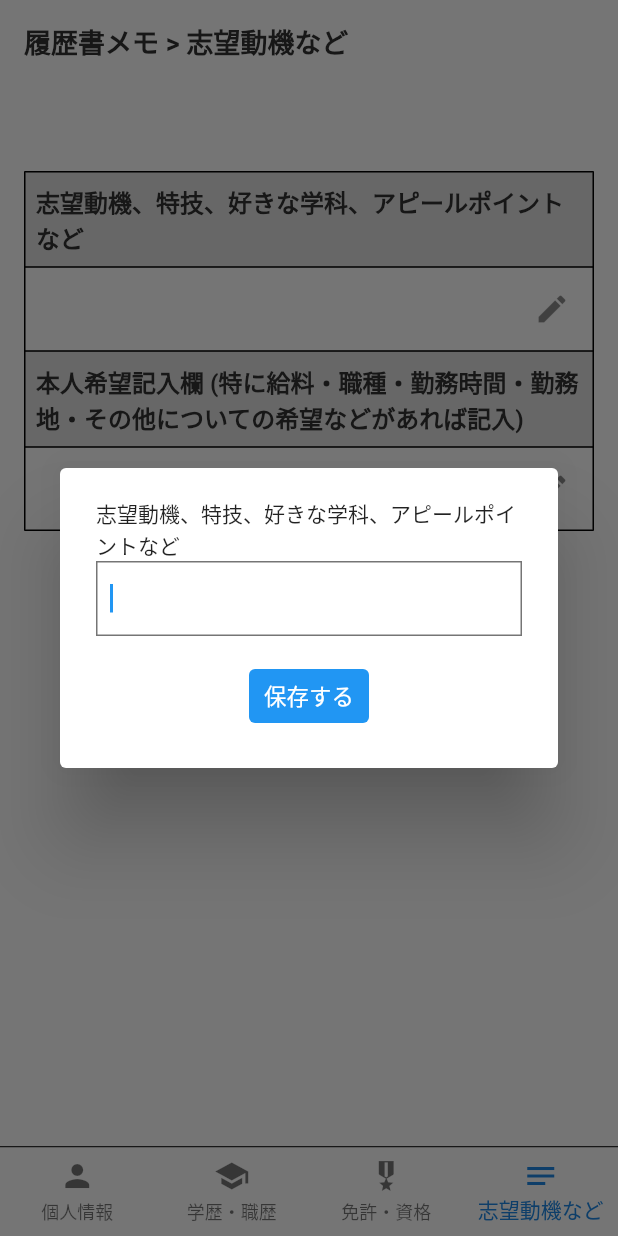
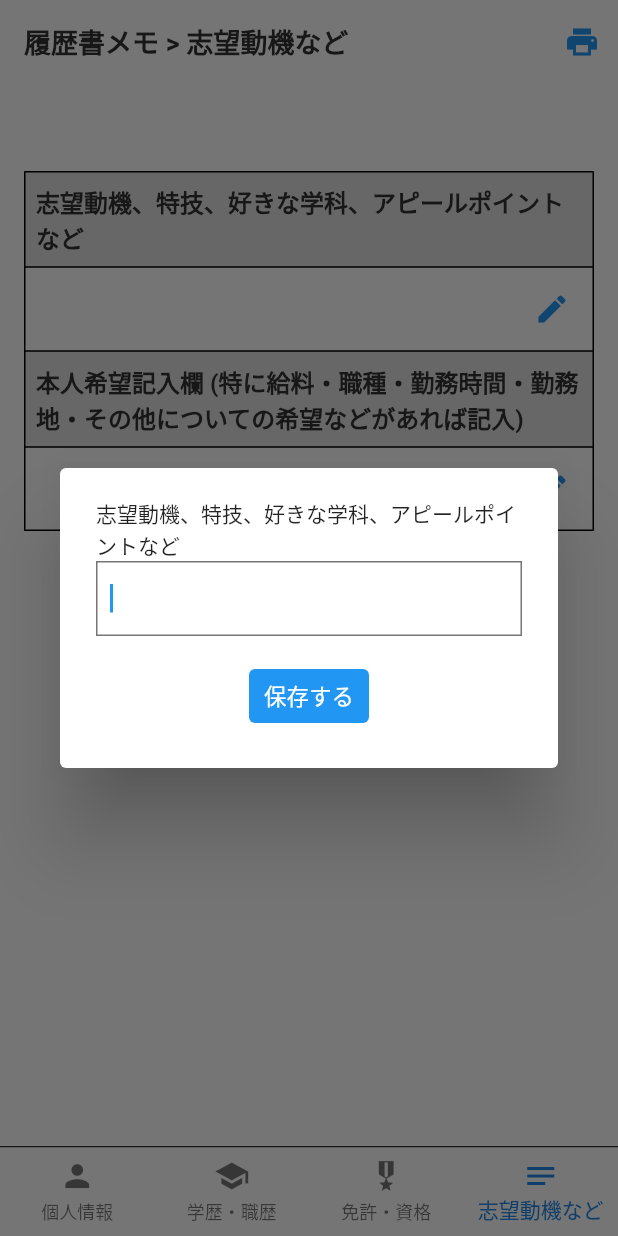
Before and after one commit to agora-creation/resume_memo_app, a Flutter app: the screen it shows after launch, item 4 of the bottom bar chosen, after a tap on the "edit" icon, on a phone screen of 412 x 824 dp. Run offline on Flutter 3.47's test engine with Material 2 defaults, Android fonts, the phone set to English and light mode, and no system bars; drawn by our look-alikes of google_mobile_ads; our stand-ins replace data_table_2, flutter_datetime_picker, image_picker, shared_preferences, sqflite; missing offline and left inert: age_calculator, app_tracking_transparency, syncfusion_flutter_pdf; accounts and stored records are empty; network calls fail; Roboto replaces fonts that are missing (SourceHanSerif-Bold, SourceHanSerif-Regular).

Commit message:
20230313 commit

```diff
--- a/lib/screens/motivation.dart
+++ b/lib/screens/motivation.dart
@@ -38,7 +38,7 @@
               children: [
                 ListTile(
                   title: Text('${motivationData?['memo'] ?? ''}'),
-                  trailing: const Icon(Icons.edit),
+                  trailing: const Icon(Icons.edit, color: Colors.blue),
                   onTap: () {
                     showDialog(
                       context: context,
@@ -57,7 +57,7 @@
               children: [
                 ListTile(
                   title: Text('${motivationData?['memo2'] ?? ''}'),
-                  trailing: const Icon(Icons.edit),
+                  trailing: const Icon(Icons.edit, color: Colors.blue),
                   onTap: () {
                     showDialog(
                       context: context,
--- a/lib/screens/user.dart
+++ b/lib/screens/user.dart
@@ -75,7 +75,7 @@
               children: [
                 ListTile(
                   title: Text('${userData?['nameRuby'] ?? ''}'),
-                  trailing: const Icon(Icons.edit),
+                  trailing: const Icon(Icons.edit, color: Colors.blue),
                   onTap: () {
                     showDialog(
                       context: context,
@@ -94,7 +94,7 @@
               children: [
                 ListTile(
                   title: Text('${userData?['name'] ?? ''}'),
-                  trailing: const Icon(Icons.edit),
+                  trailing: const Icon(Icons.edit, color: Colors.blue),
                   onTap: () {
                     showDialog(
                       context: context,
@@ -115,7 +115,7 @@
                   title: Text(
                     '$birth　(満$age歳)',
                   ),
-                  trailing: const Icon(Icons.edit),
+                  trailing: const Icon(Icons.edit, color: Colors.blue),
                   onTap: () async {
                     await DatePicker.showDatePicker(
                       context,
@@ -143,7 +143,7 @@
               children: [
                 ListTile(
                   title: Text('${userData?['gender'] ?? ''}'),
-                  trailing: const Icon(Icons.edit),
+                  trailing: const Icon(Icons.edit, color: Colors.blue),
                   onTap: () {
                     showDialog(
                       context: context,
@@ -168,7 +168,7 @@
                       Text('${userData?['address'] ?? ''}'),
                     ],
                   ),
-                  trailing: const Icon(Icons.edit),
+                  trailing: const Icon(Icons.edit, color: Colors.blue),
                   onTap: () {
                     showDialog(
                       context: context,
@@ -194,7 +194,7 @@
                       Text('${userData?['address2'] ?? ''}'),
                     ],
                   ),
-                  trailing: const Icon(Icons.edit),
+                  trailing: const Icon(Icons.edit, color: Colors.blue),
                   onTap: () {
                     showDialog(
                       context: context,
@@ -214,7 +214,7 @@
               children: [
                 ListTile(
                   title: Text('${userData?['tel'] ?? ''}'),
-                  trailing: const Icon(Icons.edit),
+                  trailing: const Icon(Icons.edit, color: Colors.blue),
                   onTap: () {
                     showDialog(
                       context: context,
--- a/pubspec.yaml
+++ b/pubspec.yaml
@@ -27,6 +27,7 @@
   path_provider: ^2.0.12
   google_mobile_ads: ^2.2.0
   app_tracking_transparency: ^2.0.3
+  syncfusion_flutter_pdf: ^20.4.53
 
 dev_dependencies:
   flutter_test:
@@ -40,6 +41,7 @@
 
   assets:
     - assets/images/
+    - assets/pdf/
 
   fonts:
     - family: SourceHanSerif-Bold
```
Also changed, not shown: lib/screens/home.dart (+20 -0 lines), pubspec.lock, 1 other file.
